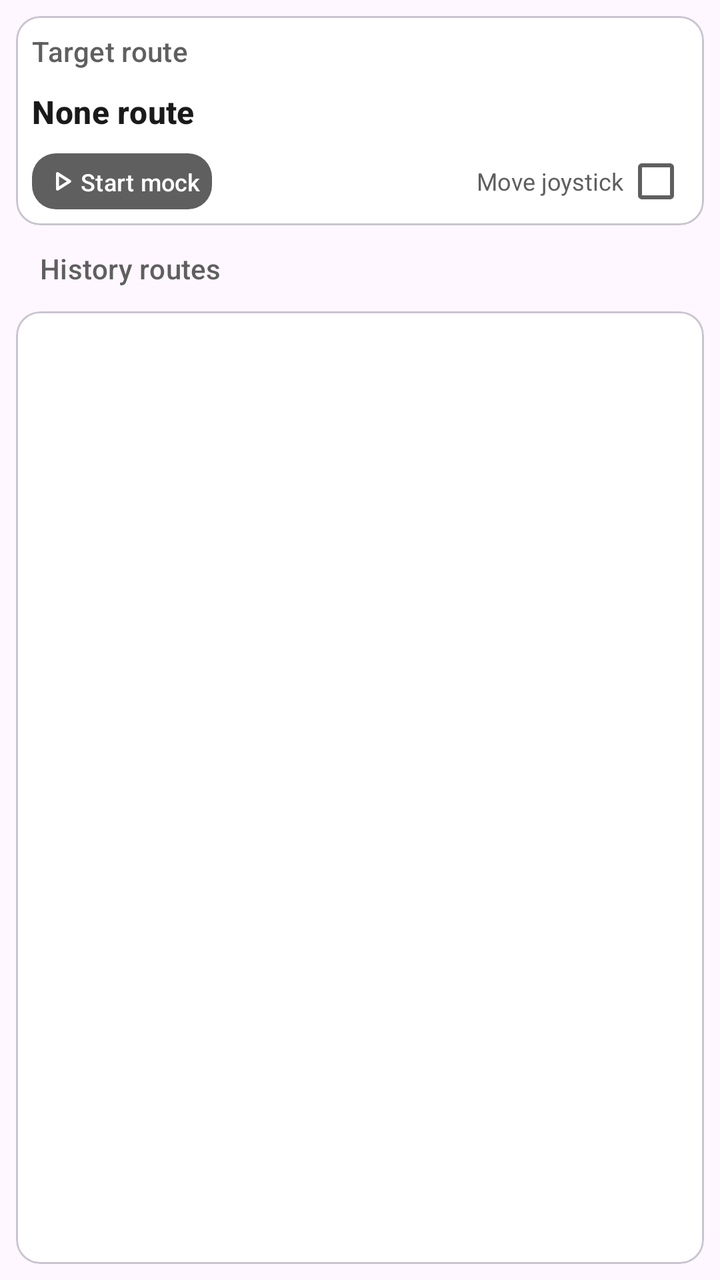
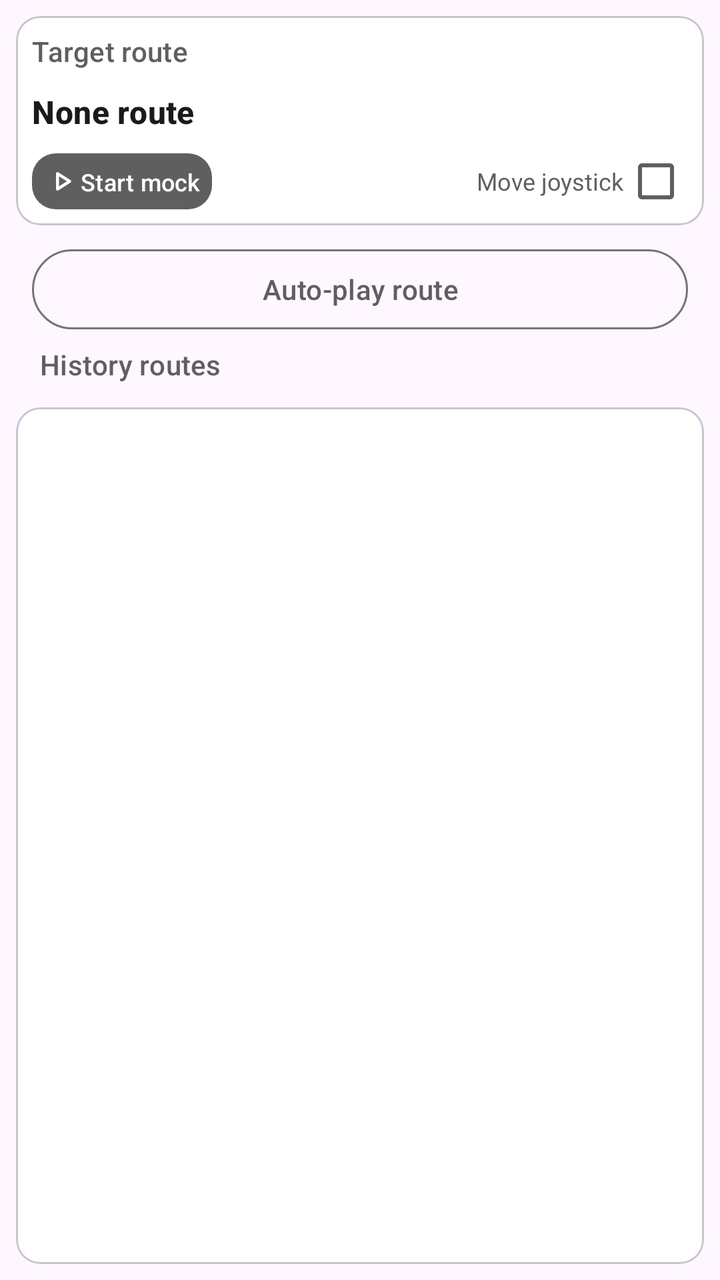

Two renders of the same Android screen: before a commit and after it. Below are the layout's source before the change and the commit's diff.
<!-- AndroidManifest.xml: application theme AppTheme -->
<!-- res/layout/fragment_route_mock.xml -->
<?xml version="1.0" encoding="utf-8"?>
<androidx.coordinatorlayout.widget.CoordinatorLayout xmlns:android="http://schemas.android.com/apk/res/android"
    xmlns:app="http://schemas.android.com/apk/res-auto"
    xmlns:tools="http://schemas.android.com/tools"
    android:layout_width="match_parent"
    android:layout_height="match_parent"
    tools:context=".ui.mock.MockFragment">

    <LinearLayout
        android:layout_width="match_parent"
        android:layout_height="match_parent"
        android:orientation="vertical">

        <com.google.android.material.card.MaterialCardView
            android:id="@+id/mock_location_card"
            android:layout_width="match_parent"
            android:layout_height="wrap_content"
            app:cardCornerRadius="12dp"
            android:layout_margin="8dp"
            app:cardPreventCornerOverlap="false"
            app:contentPadding="8dp">

            <LinearLayout
                android:layout_width="match_parent"
                android:layout_height="wrap_content"
                android:orientation="vertical">

                <TextView
                    android:layout_width="match_parent"
                    android:layout_height="wrap_content"
                    android:textColor="?attr/colorOnSurfaceVariant"
                    android:textAppearance="@style/TextAppearance.Material3.TitleSmall"
                    android:text="@string/target_route"/>

                <LinearLayout
                    android:layout_width="match_parent"
                    android:layout_height="wrap_content"
                    android:layout_marginTop="10dp"
                    android:layout_marginBottom="10dp"
                    android:orientation="vertical">

                    <TextView
                        android:id="@+id/mock_route_name"
                        android:layout_width="match_parent"
                        android:layout_height="wrap_content"
                        android:text="@string/none_route"
                        android:textAppearance="@style/TextAppearance.Material3.TitleMedium"
                        android:textColor="?attr/colorOnSurface"
                        android:textStyle="bold" />
                </LinearLayout>

                <LinearLayout
                    android:layout_width="match_parent"
                    android:layout_height="wrap_content"
                    android:baselineAligned="false"
                    android:orientation="horizontal">

                    <LinearLayout
                        android:layout_width="0dp"
                        android:layout_height="wrap_content"
                        android:layout_weight="1">

                        <com.google.android.material.button.MaterialButton
                            android:id="@+id/switch_mock"
                            android:layout_width="wrap_content"
                            android:layout_height="28dp"
                            android:textColor="?attr/colorOnPrimary"
                            android:text="@string/start_mock"
                            style="@style/Widget.Material3.Button"
                            android:insetRight="0dp"
                            android:insetLeft="0dp"
                            android:insetTop="0dp"
                            android:insetBottom="0dp"
                            android:textSize="12sp"
                            app:icon="@drawable/rounded_play_arrow_24"
                            app:iconGravity="textStart"
                            app:iconPadding="0dp"
                            android:padding="6dp"
                            app:iconTint="?attr/colorOnPrimary"
                            app:cornerRadius="12dp"/>

                    </LinearLayout>

                    <LinearLayout
                        android:layout_width="0dp"
                        android:layout_weight="1"
                        android:layout_height="match_parent"
                        android:gravity="end|center">

                        <CheckedTextView
                            android:id="@+id/rocker"
                            android:layout_width="wrap_content"
                            android:layout_height="wrap_content"
                            android:checkMark="?android:attr/listChoiceIndicatorMultiple"
                            android:checkMarkTint="?attr/colorOnSurfaceVariant"
                            android:checked="false"
                            android:gravity="center"
                            android:text="@string/rocker"
                            android:textColor="?attr/colorOnSurfaceVariant"
                            android:textSize="12sp" />
                    </LinearLayout>
                </LinearLayout>

            </LinearLayout>
        </com.google.android.material.card.MaterialCardView>

        <TextView
            android:id="@+id/historical_route_label"
            android:layout_width="match_parent"
            android:layout_height="wrap_content"
            android:layout_marginTop="4dp"
            android:layout_marginStart="@dimen/history_label_margin"
            android:layout_marginEnd="@dimen/history_label_margin"
            android:layout_marginBottom="4dp"
            android:textAppearance="@style/TextAppearance.Material3.TitleSmall"
            android:textColor="?attr/colorOnSurfaceVariant"
            android:text="@string/history_route"/>

        <com.google.android.material.card.MaterialCardView
            android:id="@+id/historical_route_card"
            android:layout_width="match_parent"
            android:layout_height="0dp"
            android:layout_weight="1"
            android:minHeight="160dp"
            android:layout_margin="8dp"
            app:cardCornerRadius="12dp"
            app:cardPreventCornerOverlap="false"
            app:contentPadding="8dp">

            <androidx.recyclerview.widget.RecyclerView
                android:id="@+id/historical_route_list"
                android:layout_width="match_parent"
                android:layout_height="match_parent"/>

        </com.google.android.material.card.MaterialCardView>

    </LinearLayout>

    <com.google.android.material.floatingactionbutton.FloatingActionButton
        android:id="@+id/fab_mock_location"
        android:layout_width="wrap_content"
        android:layout_height="wrap_content"
        android:layout_marginBottom="@dimen/fab_margin"
        android:layout_marginEnd="@dimen/fab_margin"
        android:contentDescription="@string/follow_location"
        app:srcCompat="@drawable/sharp_location_off_24"
        android:backgroundTint="?attr/colorPrimaryContainer"
        android:tint="?attr/colorOnPrimaryContainer"
        app:fabSize="auto"
        android:visibility="gone"
        android:layout_gravity="bottom|end"
        app:shapeAppearanceOverlay="@style/PortalFabCircularOverlay"/>


</androidx.coordinatorlayout.widget.CoordinatorLayout>
<!-- resources referenced by this layout -->
<resources>
  <dimen name="fab_margin">16dp</dimen>
  <dimen name="history_label_margin">20dp</dimen>
  <!-- drawable rounded_play_arrow_24 (drawable) -->
  <vector xmlns:android="http://schemas.android.com/apk/res/android" android:autoMirrored="true" android:height="24dp" android:tint="?attr/colorOnSurface" android:viewportHeight="960" android:viewportWidth="960" android:width="24dp">
        
      <path android:fillColor="@android:color/white" android:pathData="M320,687L320,273Q320,256 332,244.5Q344,233 360,233Q365,233 370.5,234.5Q376,236 381,239L707,446Q716,452 720.5,461Q725,470 725,480Q725,490 720.5,499Q716,508 707,514L381,721Q376,724 370.5,725.5Q365,727 360,727Q344,727 332,715.5Q320,704 320,687ZM400,480L400,480L400,480L400,480ZM400,614L610,480L400,346L400,614Z"/>
      
  </vector>
  <!-- drawable sharp_location_off_24 (drawable) -->
  <vector xmlns:android="http://schemas.android.com/apk/res/android" android:autoMirrored="true" android:height="24dp" android:tint="?attr/colorOnSurface" android:viewportHeight="24" android:viewportWidth="24" android:width="24dp">
        
      <path android:fillColor="@android:color/white" android:pathData="M3.41,2.86L2,4.27l3.18,3.18C5.07,7.95 5,8.47 5,9c0,5.25 7,13 7,13s1.67,-1.85 3.38,-4.35L18.73,21l1.41,-1.41L3.41,2.86zM12,2c-1.84,0 -3.5,0.71 -4.75,1.86l3.19,3.19c0.43,-0.34 0.97,-0.55 1.56,-0.55 1.38,0 2.5,1.12 2.5,2.5 0,0.59 -0.21,1.13 -0.56,1.56l3.55,3.55C18.37,12.36 19,10.57 19,9c0,-3.87 -3.13,-7 -7,-7z"/>
      
  </vector>
  <string name="follow_location">Follow location</string>
  <string name="history_route">History routes</string>
  <string name="none_route">None route</string>
  <string name="rocker">Move joystick</string>
  <string name="start_mock">Start mock</string>
  <string name="target_route">Target route</string>
  <style name="PortalFabCircularOverlay">
          <item name="cornerFamily">rounded</item>
          <item name="cornerSize">50%</item>
      </style>
  <style name="Portal.SearchViewStyle" parent="Widget.AppCompat.SearchView" />
  <style name="Portal.SliderTheme" parent="Widget.Material3.Slider" />
  <style name="PortalPopupMenuStyle" parent="Widget.Material3.PopupMenu">
          <item name="android:popupAnimationStyle">@style/PortalPopupAnimation</item>
      </style>
  <style name="Portal.SwitchStyle" parent="Widget.Material3.CompoundButton.Switch">
          <item name="useMaterialThemeColors">true</item>
          <item name="trackTint">@color/switch_track_tint</item>
      </style>
  <style name="PortalPopupAnimation">
          <item name="android:windowEnterAnimation">@anim/popup_in_top_end</item>
          <item name="android:windowExitAnimation">@anim/popup_out_top_end</item>
      </style>
  <!-- unchanged entries left out for length: 1 -->
</resources>

<!-- the commit's change to res/layout/fragment_route_mock.xml (unified diff, before → after) -->
@@ -104,6 +104,15 @@
             </LinearLayout>
         </com.google.android.material.card.MaterialCardView>
 
+        <com.google.android.material.button.MaterialButton
+            android:id="@+id/route_auto"
+            style="@style/Widget.Material3.Button.OutlinedButton"
+            android:layout_width="match_parent"
+            android:layout_height="wrap_content"
+            android:layout_marginStart="16dp"
+            android:layout_marginEnd="16dp"
+            android:text="@string/route_auto_start" />
+
         <TextView
             android:id="@+id/historical_route_label"
             android:layout_width="match_parent"
<!-- resource entries referenced after the edit -->
@@ -18,6 +18,7 @@
   <string name="history_route">History routes</string>
   <string name="none_route">None route</string>
   <string name="rocker">Move joystick</string>
+  <string name="route_auto_start">Auto-play route</string>
   <string name="start_mock">Start mock</string>
   <string name="target_route">Target route</string>
   <style name="PortalFabCircularOverlay">
